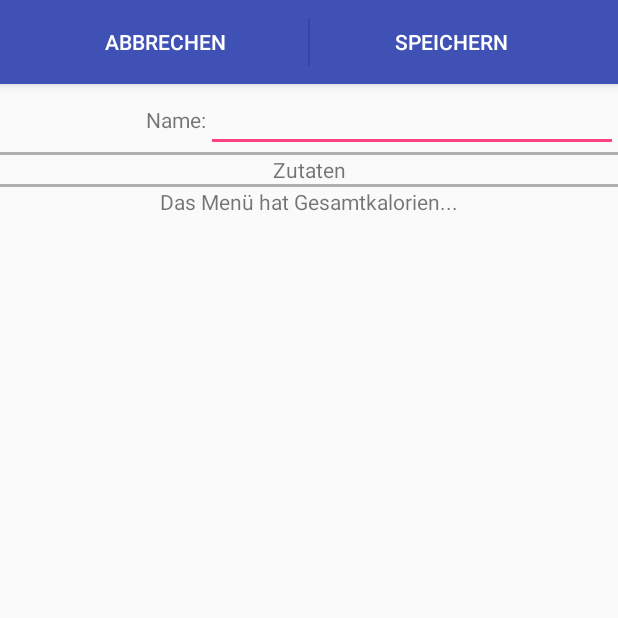
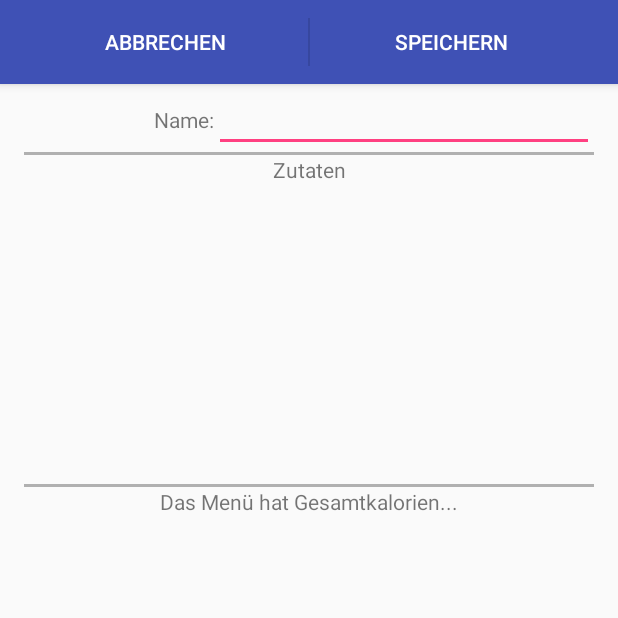
Before and after one commit to Miggel4/WIP_CalorEasy, an Android app: the Menu_Edit_Init screen opened directly, with no data from a screen before it, on a phone screen of 412 x 824 dp, the top half of it. Run offline under Robolectric (Android 15) with nearby library versions, the phone set to English and light mode, and no system bars.

Commit message:
SS - menu edit layouts

```diff
--- a/app/src/main/res/layout/activity_menu_edit.xml
+++ b/app/src/main/res/layout/activity_menu_edit.xml
@@ -8,10 +8,14 @@
 
 
     <LinearLayout
-        android:layout_width="match_parent"
+        android:layout_width="wrap_content"
         android:layout_height="wrap_content"
-        android:orientation="vertical">
+        android:orientation="vertical"
+        android:paddingLeft="16dp"
+        android:paddingRight="16dp"
+        app:layout_constraintStart_toStartOf="parent">
 
+        <!--set menu name -->
         <LinearLayout
             android:layout_width="match_parent"
             android:layout_height="wrap_content"
@@ -38,9 +42,9 @@
         <View
             android:layout_width="fill_parent"
             android:layout_height="2dp"
-            android:background="#b0b0b0"/>
+            android:background="#b0b0b0" />
 
-
+        <!--heading -->
         <LinearLayout
             android:layout_width="match_parent"
             android:layout_height="match_parent"
@@ -55,17 +59,21 @@
 
         </LinearLayout>
 
-        <LinearLayout
+        <!--groceries list -->
+        <ScrollView
             android:layout_width="match_parent"
-            android:layout_height="match_parent"
-            android:orientation="horizontal">
+            android:layout_height="200dp"
+            android:clipToPadding="false">
+
 
             <ListView
                 android:id="@+id/menu_edit_listview"
                 android:layout_width="match_parent"
-                android:layout_height="match_parent" />
+                android:layout_height="wrap_content" />
 
-        </LinearLayout>
+
+        </ScrollView>
+
 
         <View
             android:id="@+id/view"
@@ -73,6 +81,7 @@
             android:layout_height="2dp"
             android:background="#b0b0b0" />
 
+        <!-- calories summary -->
         <LinearLayout
             android:layout_width="match_parent"
             android:layout_height="match_parent"
```
Also changed, not shown: app/src/main/res/layout/activity_menu_edit_const.xml (added, +95 -0 lines).
